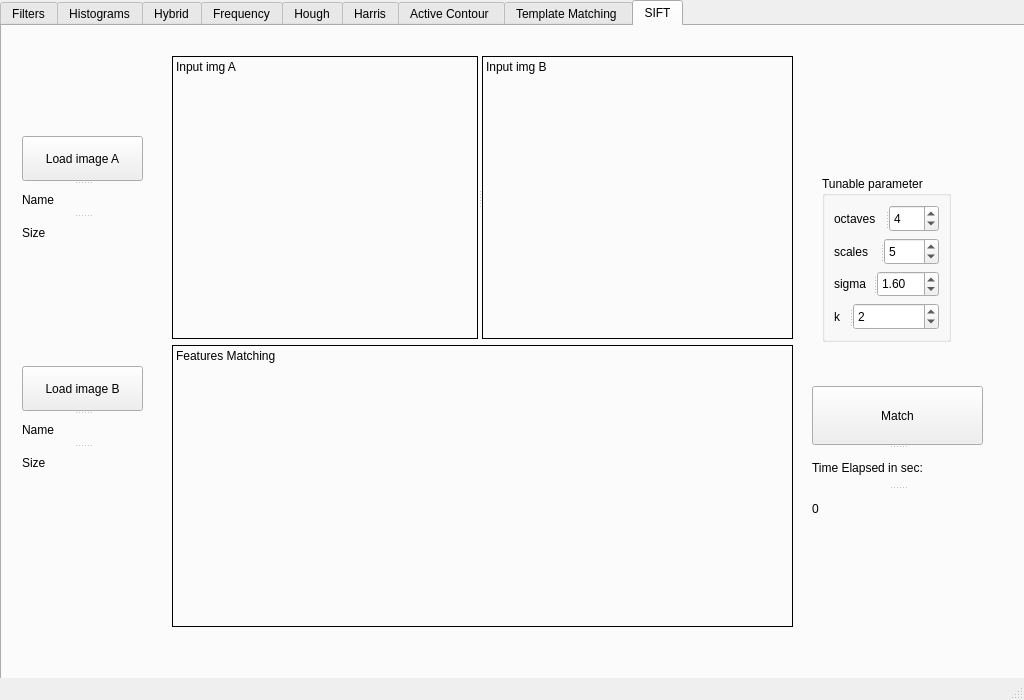
The window that MainWindow.ui (Bravewarrior0/Computer-Vision) describes before a commit, drawn with Qt 5.
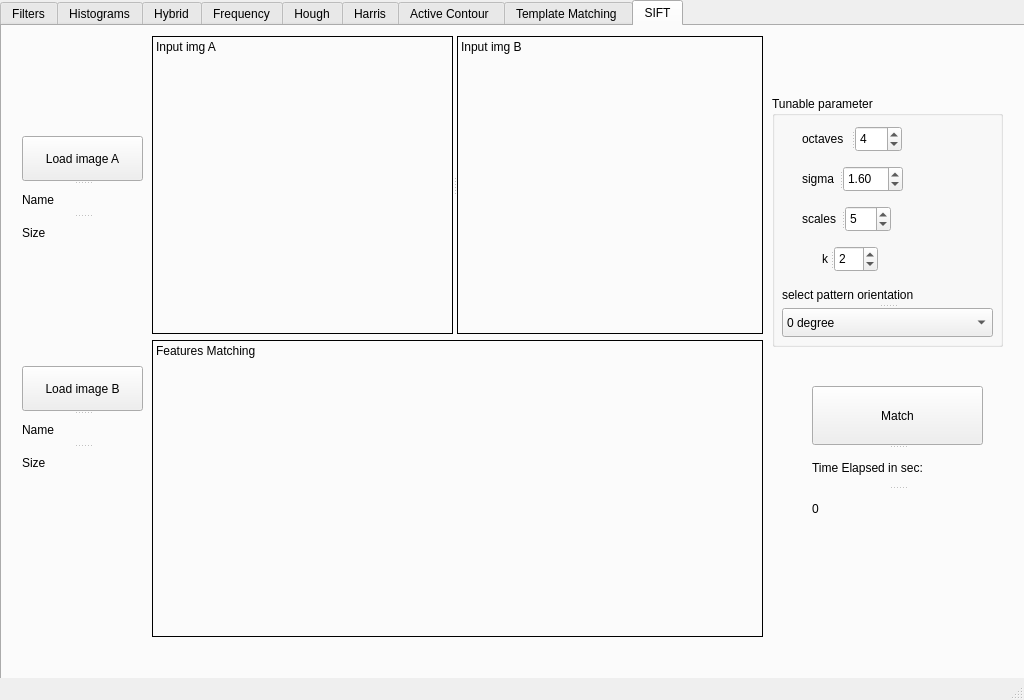
The same window after the commit. Custom widgets are drawn as their Qt base class.

Commit message: sift finished!

Patch:
```diff
--- a/MainWindow.ui
+++ b/MainWindow.ui
@@ -1966,18 +1966,24 @@
      <widget class="QGroupBox" name="groupBox_11">
       <property name="geometry">
        <rect>
-        <x>820</x>
-        <y>150</y>
-        <width>129</width>
-        <height>166</height>
+        <x>770</x>
+        <y>70</y>
+        <width>231</width>
+        <height>251</height>
        </rect>
       </property>
       <property name="title">
        <string>Tunable parameter</string>
       </property>
-      <layout class="QVBoxLayout" name="verticalLayout">
-       <item>
         <widget class="QSplitter" name="splitter_44">
+       <property name="geometry">
+        <rect>
+         <x>30</x>
+         <y>30</y>
+         <width>100</width>
+         <height>26</height>
+        </rect>
+       </property>
          <property name="orientation">
           <enum>Qt::Horizontal</enum>
          </property>
@@ -1995,9 +2001,15 @@
           </property>
          </widget>
         </widget>
-       </item>
-       <item>
         <widget class="QSplitter" name="splitter_43">
+       <property name="geometry">
+        <rect>
+         <x>30</x>
+         <y>110</y>
+         <width>89</width>
+         <height>26</height>
+        </rect>
+       </property>
          <property name="orientation">
           <enum>Qt::Horizontal</enum>
          </property>
@@ -2015,9 +2027,15 @@
           </property>
          </widget>
         </widget>
-       </item>
-       <item>
         <widget class="QSplitter" name="splitter_42">
+       <property name="geometry">
+        <rect>
+         <x>30</x>
+         <y>70</y>
+         <width>101</width>
+         <height>26</height>
+        </rect>
+       </property>
          <property name="orientation">
           <enum>Qt::Horizontal</enum>
          </property>
@@ -2038,9 +2056,15 @@
           </property>
          </widget>
         </widget>
-       </item>
-       <item>
         <widget class="QSplitter" name="splitter_41">
+       <property name="geometry">
+        <rect>
+         <x>50</x>
+         <y>150</y>
+         <width>56</width>
+         <height>26</height>
+        </rect>
+       </property>
          <property name="orientation">
           <enum>Qt::Horizontal</enum>
          </property>
@@ -2058,8 +2082,36 @@
           </property>
          </widget>
         </widget>
-       </item>
-      </layout>
+      <widget class="QSplitter" name="splitter_45">
+       <property name="geometry">
+        <rect>
+         <x>10</x>
+         <y>190</y>
+         <width>211</width>
+         <height>51</height>
+        </rect>
+       </property>
+       <property name="orientation">
+        <enum>Qt::Vertical</enum>
+       </property>
+       <widget class="QLabel" name="label_55">
+        <property name="text">
+         <string>select pattern orientation </string>
+        </property>
+       </widget>
+       <widget class="QComboBox" name="comboBox_pattern_orientation">
+        <item>
+         <property name="text">
+          <string>0 degree</string>
+         </property>
+        </item>
+        <item>
+         <property name="text">
+          <string>90 degree</string>
+         </property>
+        </item>
+       </widget>
+      </widget>
      </widget>
      <widget class="QSplitter" name="splitter_35">
       <property name="geometry">
@@ -2148,10 +2200,10 @@
      <widget class="QWidget" name="layoutWidget">
       <property name="geometry">
        <rect>
-        <x>170</x>
-        <y>30</y>
-        <width>621</width>
-        <height>571</height>
+        <x>150</x>
+        <y>10</y>
+        <width>611</width>
+        <height>601</height>
        </rect>
       </property>
       <layout class="QGridLayout" name="gridLayout_3">
```
Lines whose indentation alone changed are shown as unchanged. The commit also changes 2 other files.
